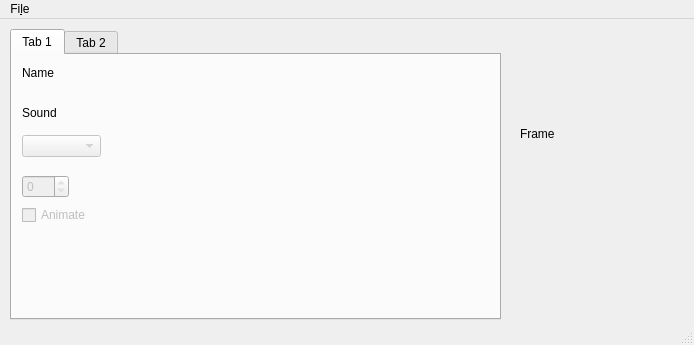
First picture: the form in qt/sc_window.ui, repository danilolc/pk2_se, before the edit.
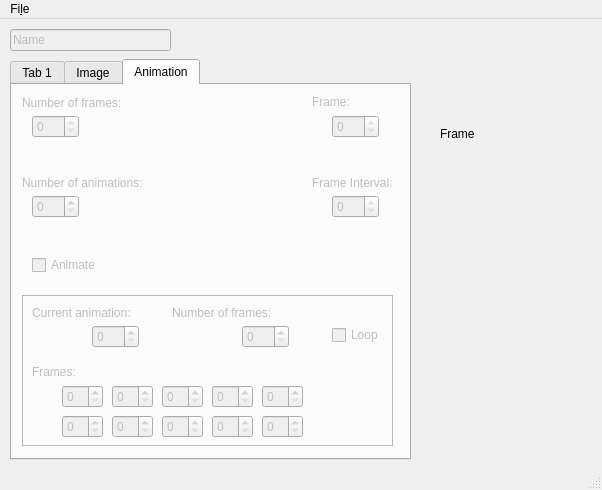
Second picture: the form after the edit.

Patch:
```diff
--- a/qt/sc_window.ui
+++ b/qt/sc_window.ui
@@ -6,10 +6,16 @@
    <rect>
     <x>0</x>
     <y>0</y>
-    <width>694</width>
-    <height>345</height>
+    <width>602</width>
+    <height>490</height>
    </rect>
   </property>
+  <property name="sizePolicy">
+   <sizepolicy hsizetype="Fixed" vsizetype="Fixed">
+    <horstretch>0</horstretch>
+    <verstretch>0</verstretch>
+   </sizepolicy>
+  </property>
   <property name="windowTitle">
    <string>SC_Window</string>
   </property>
@@ -18,13 +24,13 @@
     <property name="geometry">
      <rect>
       <x>10</x>
-      <y>10</y>
-      <width>491</width>
-      <height>291</height>
+      <y>40</y>
+      <width>401</width>
+      <height>401</height>
      </rect>
     </property>
     <property name="currentIndex">
-     <number>0</number>
+     <number>2</number>
     </property>
     <widget class="QWidget" name="tab">
      <attribute name="title">
@@ -43,22 +49,6 @@
        <string>Sound</string>
       </property>
      </widget>
-     <widget class="QSpinBox" name="box_frame">
-      <property name="enabled">
-       <bool>false</bool>
-      </property>
-      <property name="geometry">
-       <rect>
-        <x>10</x>
-        <y>120</y>
-        <width>47</width>
-        <height>23</height>
-       </rect>
-      </property>
-      <property name="maximum">
-       <number>0</number>
-      </property>
-     </widget>
      <widget class="QComboBox" name="box_color">
       <property name="enabled">
        <bool>false</bool>
@@ -72,14 +62,230 @@
        </rect>
       </property>
      </widget>
+     <widget class="QLabel" name="lab_name">
+      <property name="geometry">
+       <rect>
+        <x>10</x>
+        <y>0</y>
+        <width>241</width>
+        <height>16</height>
+       </rect>
+      </property>
+      <property name="text">
+       <string>Name</string>
+      </property>
+     </widget>
+    </widget>
+    <widget class="QWidget" name="tab_image">
+     <attribute name="title">
+      <string>Image</string>
+     </attribute>
+     <widget class="QLabel" name="txt_framex">
+      <property name="enabled">
+       <bool>false</bool>
+      </property>
+      <property name="geometry">
+       <rect>
+        <x>40</x>
+        <y>100</y>
+        <width>101</width>
+        <height>16</height>
+       </rect>
+      </property>
+      <property name="text">
+       <string>First frame X:</string>
+      </property>
+     </widget>
+     <widget class="QLabel" name="txt_framey">
+      <property name="enabled">
+       <bool>false</bool>
+      </property>
+      <property name="geometry">
+       <rect>
+        <x>220</x>
+        <y>100</y>
+        <width>101</width>
+        <height>16</height>
+       </rect>
+      </property>
+      <property name="text">
+       <string>First frame Y:</string>
+      </property>
+     </widget>
+     <widget class="QLabel" name="txt_framew">
+      <property name="enabled">
+       <bool>false</bool>
+      </property>
+      <property name="geometry">
+       <rect>
+        <x>40</x>
+        <y>170</y>
+        <width>101</width>
+        <height>16</height>
+       </rect>
+      </property>
+      <property name="text">
+       <string>Frame with:</string>
+      </property>
+     </widget>
+     <widget class="QLabel" name="txt_frameh">
+      <property name="enabled">
+       <bool>false</bool>
+      </property>
+      <property name="geometry">
+       <rect>
+        <x>220</x>
+        <y>170</y>
+        <width>101</width>
+        <height>16</height>
+       </rect>
+      </property>
+      <property name="text">
+       <string>Frame height:</string>
+      </property>
+     </widget>
+     <widget class="QLabel" name="txt_frames_2">
+      <property name="enabled">
+       <bool>false</bool>
+      </property>
+      <property name="geometry">
+       <rect>
+        <x>40</x>
+        <y>240</y>
+        <width>151</width>
+        <height>16</height>
+       </rect>
+      </property>
+      <property name="text">
+       <string>Space between frames:</string>
+      </property>
+     </widget>
+     <widget class="QPushButton" name="box_loadbmp">
+      <property name="enabled">
+       <bool>false</bool>
+      </property>
+      <property name="geometry">
+       <rect>
+        <x>40</x>
+        <y>30</y>
+        <width>80</width>
+        <height>22</height>
+       </rect>
+      </property>
+      <property name="text">
+       <string>Load BMP</string>
+      </property>
+     </widget>
+     <widget class="QLabel" name="lab_bmpname">
+      <property name="enabled">
+       <bool>false</bool>
+      </property>
+      <property name="geometry">
+       <rect>
+        <x>130</x>
+        <y>30</y>
+        <width>81</width>
+        <height>16</height>
+       </rect>
+      </property>
+      <property name="text">
+       <string>-bmp name-</string>
+      </property>
+     </widget>
+     <widget class="QSpinBox" name="box_framex">
+      <property name="enabled">
+       <bool>false</bool>
+      </property>
+      <property name="geometry">
+       <rect>
+        <x>60</x>
+        <y>120</y>
+        <width>71</width>
+        <height>23</height>
+       </rect>
+      </property>
+     </widget>
+     <widget class="QSpinBox" name="box_framey">
+      <property name="enabled">
+       <bool>false</bool>
+      </property>
+      <property name="geometry">
+       <rect>
+        <x>240</x>
+        <y>120</y>
+        <width>71</width>
+        <height>23</height>
+       </rect>
+      </property>
+     </widget>
+     <widget class="QSpinBox" name="box_framew">
+      <property name="enabled">
+       <bool>false</bool>
+      </property>
+      <property name="geometry">
+       <rect>
+        <x>60</x>
+        <y>190</y>
+        <width>71</width>
+        <height>23</height>
+       </rect>
+      </property>
+     </widget>
+     <widget class="QSpinBox" name="box_frameh">
+      <property name="enabled">
+       <bool>false</bool>
+      </property>
+      <property name="geometry">
+       <rect>
+        <x>240</x>
+        <y>190</y>
+        <width>71</width>
+        <height>23</height>
+       </rect>
+      </property>
+     </widget>
+     <widget class="QSpinBox" name="box_frames">
+      <property name="enabled">
+       <bool>false</bool>
+      </property>
+      <property name="geometry">
+       <rect>
+        <x>60</x>
+        <y>260</y>
+        <width>71</width>
+        <height>23</height>
+       </rect>
+      </property>
+     </widget>
+    </widget>
+    <widget class="QWidget" name="tab_animation">
+     <attribute name="title">
+      <string>Animation</string>
+     </attribute>
+     <widget class="QSpinBox" name="box_frame">
+      <property name="enabled">
+       <bool>false</bool>
+      </property>
+      <property name="geometry">
+       <rect>
+        <x>320</x>
+        <y>30</y>
+        <width>47</width>
+        <height>23</height>
+       </rect>
+      </property>
+      <property name="maximum">
+       <number>0</number>
+      </property>
+     </widget>
      <widget class="QCheckBox" name="box_animate">
       <property name="enabled">
        <bool>false</bool>
       </property>
       <property name="geometry">
        <rect>
-        <x>10</x>
-        <y>150</y>
+        <x>20</x>
+        <y>170</y>
         <width>85</width>
         <height>20</height>
        </rect>
@@ -88,24 +294,376 @@
        <string>Animate</string>
       </property>
      </widget>
-     <widget class="QLabel" name="lab_name">
+     <widget class="QLabel" name="txt_frame">
+      <property name="enabled">
+       <bool>false</bool>
+      </property>
       <property name="geometry">
        <rect>
+        <x>300</x>
+        <y>10</y>
+        <width>59</width>
+        <height>14</height>
+       </rect>
+      </property>
+      <property name="text">
+       <string>Frame:</string>
+      </property>
+     </widget>
+     <widget class="QSpinBox" name="box_nofanim">
+      <property name="enabled">
+       <bool>false</bool>
+      </property>
+      <property name="geometry">
+       <rect>
+        <x>20</x>
+        <y>110</y>
+        <width>47</width>
+        <height>23</height>
+       </rect>
+      </property>
+     </widget>
+     <widget class="QLabel" name="txt_nofanim">
+      <property name="enabled">
+       <bool>false</bool>
+      </property>
+      <property name="geometry">
+       <rect>
         <x>10</x>
+        <y>90</y>
+        <width>141</width>
+        <height>16</height>
+       </rect>
+      </property>
+      <property name="text">
+       <string>Number of animations:</string>
+      </property>
+     </widget>
+     <widget class="QLabel" name="txt_nofframes_2">
+      <property name="enabled">
+       <bool>false</bool>
+      </property>
+      <property name="geometry">
+       <rect>
+        <x>10</x>
         <y>10</y>
-        <width>241</width>
+        <width>121</width>
         <height>16</height>
        </rect>
       </property>
       <property name="text">
-       <string>Name</string>
+       <string>Number of frames:</string>
       </property>
      </widget>
-    </widget>
-    <widget class="QWidget" name="tab_2">
-     <attribute name="title">
-      <string>Tab 2</string>
-     </attribute>
+     <widget class="QSpinBox" name="box_nofframes">
+      <property name="enabled">
+       <bool>false</bool>
+      </property>
+      <property name="geometry">
+       <rect>
+        <x>20</x>
+        <y>30</y>
+        <width>47</width>
+        <height>23</height>
+       </rect>
+      </property>
+      <property name="maximum">
+       <number>0</number>
+      </property>
+     </widget>
+     <widget class="QLabel" name="txt_interval">
+      <property name="enabled">
+       <bool>false</bool>
+      </property>
+      <property name="geometry">
+       <rect>
+        <x>300</x>
+        <y>90</y>
+        <width>101</width>
+        <height>16</height>
+       </rect>
+      </property>
+      <property name="text">
+       <string>Frame Interval:</string>
+      </property>
+     </widget>
+     <widget class="QSpinBox" name="box_interval">
+      <property name="enabled">
+       <bool>false</bool>
+      </property>
+      <property name="geometry">
+       <rect>
+        <x>320</x>
+        <y>110</y>
+        <width>47</width>
+        <height>23</height>
+       </rect>
+      </property>
+      <property name="maximum">
+       <number>0</number>
+      </property>
+     </widget>
+     <widget class="QFrame" name="edit_frame">
+      <property name="enabled">
+       <bool>true</bool>
+      </property>
+      <property name="geometry">
+       <rect>
+        <x>10</x>
+        <y>210</y>
+        <width>371</width>
+        <height>151</height>
+       </rect>
+      </property>
+      <property name="frameShape">
+       <enum>QFrame::StyledPanel</enum>
+      </property>
+      <property name="frameShadow">
+       <enum>QFrame::Raised</enum>
+      </property>
+      <widget class="QLabel" name="txt_curranim">
+       <property name="enabled">
+        <bool>false</bool>
+       </property>
+       <property name="geometry">
+        <rect>
+         <x>10</x>
+         <y>10</y>
+         <width>121</width>
+         <height>16</height>
+        </rect>
+       </property>
+       <property name="text">
+        <string>Current animation:</string>
+       </property>
+      </widget>
+      <widget class="QSpinBox" name="box_frame5">
+       <property name="enabled">
+        <bool>false</bool>
+       </property>
+       <property name="geometry">
+        <rect>
+         <x>240</x>
+         <y>90</y>
+         <width>41</width>
+         <height>23</height>
+        </rect>
+       </property>
+      </widget>
+      <widget class="QLabel" name="txt_nofframes">
+       <property name="enabled">
+        <bool>false</bool>
+       </property>
+       <property name="geometry">
+        <rect>
+         <x>150</x>
+         <y>10</y>
+         <width>131</width>
+         <height>16</height>
+        </rect>
+       </property>
+       <property name="text">
+        <string>Number of frames:</string>
+       </property>
+      </widget>
+      <widget class="QSpinBox" name="box_frame1">
+       <property name="enabled">
+        <bool>false</bool>
+       </property>
+       <property name="geometry">
+        <rect>
+         <x>40</x>
+         <y>90</y>
+         <width>41</width>
+         <height>23</height>
+        </rect>
+       </property>
+      </widget>
+      <widget class="QSpinBox" name="box_frame4">
+       <property name="enabled">
+        <bool>false</bool>
+       </property>
+       <property name="geometry">
+        <rect>
+         <x>190</x>
+         <y>90</y>
+         <width>41</width>
+         <height>23</height>
+        </rect>
+       </property>
+      </widget>
+      <widget class="QSpinBox" name="box_frame8">
+       <property name="enabled">
+        <bool>false</bool>
+       </property>
+       <property name="geometry">
+        <rect>
+         <x>140</x>
+         <y>120</y>
+         <width>41</width>
+         <height>23</height>
+        </rect>
+       </property>
+      </widget>
+      <widget class="QSpinBox" name="box_frame9">
+       <property name="enabled">
+        <bool>false</bool>
+       </property>
+       <property name="geometry">
+        <rect>
+         <x>190</x>
+         <y>120</y>
+         <width>41</width>
+         <height>23</height>
+        </rect>
+       </property>
+      </widget>
+      <widget class="QSpinBox" name="box_curnofframes">
+       <property name="enabled">
+        <bool>false</bool>
+       </property>
+       <property name="geometry">
+        <rect>
+         <x>220</x>
+         <y>30</y>
+         <width>47</width>
+         <height>23</height>
+        </rect>
+       </property>
+      </widget>
+      <widget class="QSpinBox" name="box_frame6">
+       <property name="enabled">
+        <bool>false</bool>
+       </property>
+       <property name="geometry">
+        <rect>
+         <x>40</x>
+         <y>120</y>
+         <width>41</width>
+         <height>23</height>
+        </rect>
+       </property>
+      </widget>
+      <widget class="QSpinBox" name="box_frame3">
+       <property name="enabled">
+        <bool>false</bool>
+       </property>
+       <property name="geometry">
+        <rect>
+         <x>140</x>
+         <y>90</y>
+         <width>41</width>
+         <height>23</height>
+        </rect>
+       </property>
+      </widget>
+      <widget class="QSpinBox" name="box_frameA">
+       <property name="enabled">
+        <bool>false</bool>
+       </property>
+       <property name="geometry">
+        <rect>
+         <x>240</x>
+         <y>120</y>
+         <width>41</width>
+         <height>23</height>
+        </rect>
+       </property>
+      </widget>
+      <widget class="QLabel" name="txt_frames">
+       <property name="enabled">
+        <bool>false</bool>
+       </property>
+       <property name="geometry">
+        <rect>
+         <x>10</x>
+         <y>70</y>
+         <width>59</width>
+         <height>14</height>
+        </rect>
+       </property>
+       <property name="text">
+        <string>Frames:</string>
+       </property>
+      </widget>
+      <widget class="QSpinBox" name="box_frame7">
+       <property name="enabled">
+        <bool>false</bool>
+       </property>
+       <property name="geometry">
+        <rect>
+         <x>90</x>
+         <y>120</y>
+         <width>41</width>
+         <height>23</height>
+        </rect>
+       </property>
+      </widget>
+      <widget class="QSpinBox" name="box_frame2">
+       <property name="enabled">
+        <bool>false</bool>
+       </property>
+       <property name="geometry">
+        <rect>
+         <x>90</x>
+         <y>90</y>
+         <width>41</width>
+         <height>23</height>
+        </rect>
+       </property>
+      </widget>
+      <widget class="QSpinBox" name="box_curranim">
+       <property name="enabled">
+        <bool>false</bool>
+       </property>
+       <property name="geometry">
+        <rect>
+         <x>70</x>
+         <y>30</y>
+         <width>47</width>
+         <height>23</height>
+        </rect>
+       </property>
+      </widget>
+      <widget class="QCheckBox" name="box_loop">
+       <property name="enabled">
+        <bool>false</bool>
+       </property>
+       <property name="geometry">
+        <rect>
+         <x>310</x>
+         <y>30</y>
+         <width>51</width>
+         <height>20</height>
+        </rect>
+       </property>
+       <property name="text">
+        <string>Loop</string>
+       </property>
+      </widget>
+      <zorder>box_loop</zorder>
+      <zorder>box_curnofframes</zorder>
+      <zorder>txt_nofframes</zorder>
+      <zorder>box_curranim</zorder>
+      <zorder>txt_curranim</zorder>
+      <zorder>txt_frames</zorder>
+      <zorder>txt_curranim</zorder>
+      <zorder>box_frame5</zorder>
+      <zorder>txt_nofframes</zorder>
+      <zorder>box_frame1</zorder>
+      <zorder>box_frame4</zorder>
+      <zorder>box_frame8</zorder>
+      <zorder>box_frame9</zorder>
+      <zorder>box_curnofframes</zorder>
+      <zorder>box_frame6</zorder>
+      <zorder>box_frame3</zorder>
+      <zorder>box_frameA</zorder>
+      <zorder>txt_frames</zorder>
+      <zorder>box_frame7</zorder>
+      <zorder>box_frame2</zorder>
+      <zorder>box_curranim</zorder>
+      <zorder>box_loop</zorder>
+     </widget>
     </widget>
    </widget>
    <widget class="QLabel" name="frame">
@@ -114,7 +672,7 @@
     </property>
     <property name="geometry">
      <rect>
-      <x>520</x>
+      <x>440</x>
       <y>40</y>
       <width>150</width>
       <height>150</height>
@@ -151,13 +709,29 @@
      <bool>false</bool>
     </property>
    </widget>
+   <widget class="QLineEdit" name="lineEdit">
+    <property name="enabled">
+     <bool>false</bool>
+    </property>
+    <property name="geometry">
+     <rect>
+      <x>10</x>
+      <y>10</y>
+      <width>161</width>
+      <height>22</height>
+     </rect>
+    </property>
+    <property name="text">
+     <string>Name</string>
+    </property>
+   </widget>
   </widget>
   <widget class="QMenuBar" name="menuBar">
    <property name="geometry">
     <rect>
      <x>0</x>
      <y>0</y>
-     <width>694</width>
+     <width>602</width>
      <height>19</height>
     </rect>
    </property>
```
Left out of the diff: 2 changed lines with no effect on the pictures.
